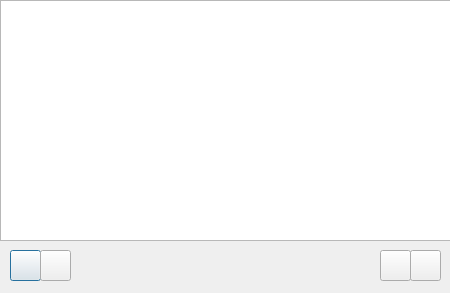
Old version of the form gui/design/reference.ui in the repository nemp1yy/AirportIS_GUI.
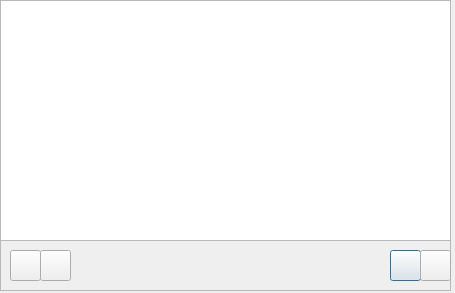
New version of the form. Icons and pictures are not drawn.

```diff
--- a/gui/design/reference.ui
+++ b/gui/design/reference.ui
@@ -9,7 +9,7 @@
    <rect>
     <x>0</x>
     <y>0</y>
-    <width>450</width>
+    <width>455</width>
     <height>293</height>
    </rect>
   </property>
@@ -26,11 +26,32 @@
     </rect>
    </property>
   </widget>
-  <widget class="QPushButton" name="add_button">
+  <widget class="QFrame" name="frame">
    <property name="geometry">
     <rect>
-     <x>10</x>
-     <y>250</y>
+     <x>0</x>
+     <y>240</y>
+     <width>451</width>
+     <height>51</height>
+    </rect>
+   </property>
+   <property name="sizePolicy">
+    <sizepolicy hsizetype="Expanding" vsizetype="Expanding">
+     <horstretch>0</horstretch>
+     <verstretch>0</verstretch>
+    </sizepolicy>
+   </property>
+   <property name="frameShape">
+    <enum>QFrame::StyledPanel</enum>
+   </property>
+   <property name="frameShadow">
+    <enum>QFrame::Raised</enum>
+   </property>
+   <widget class="QPushButton" name="save_button">
+    <property name="geometry">
+     <rect>
+      <x>390</x>
+      <y>10</y>
      <width>31</width>
      <height>31</height>
     </rect>
@@ -40,7 +61,24 @@
    </property>
    <property name="icon">
     <iconset>
-     <normaloff>../icons/add.png</normaloff>../icons/add.png</iconset>
+      <normaloff>../icons/save.png</normaloff>../icons/save.png</iconset>
+    </property>
+   </widget>
+   <widget class="QPushButton" name="update_button">
+    <property name="geometry">
+     <rect>
+      <x>420</x>
+      <y>10</y>
+      <width>31</width>
+      <height>31</height>
+     </rect>
+    </property>
+    <property name="text">
+     <string/>
+    </property>
+    <property name="icon">
+     <iconset>
+      <normaloff>../icons/refresh.png</normaloff>../icons/refresh.png</iconset>
    </property>
    <property name="iconSize">
     <size>
@@ -53,7 +91,7 @@
    <property name="geometry">
     <rect>
      <x>40</x>
-     <y>250</y>
+      <y>10</y>
      <width>31</width>
      <height>31</height>
     </rect>
@@ -72,11 +110,11 @@
     </size>
    </property>
   </widget>
-  <widget class="QPushButton" name="update_button">
+   <widget class="QPushButton" name="add_button">
    <property name="geometry">
     <rect>
-     <x>410</x>
-     <y>250</y>
+      <x>10</x>
+      <y>10</y>
      <width>31</width>
      <height>31</height>
     </rect>
@@ -95,22 +133,6 @@
     </size>
    </property>
   </widget>
-  <widget class="QPushButton" name="save_button">
-   <property name="geometry">
-    <rect>
-     <x>380</x>
-     <y>250</y>
-     <width>31</width>
-     <height>31</height>
-    </rect>
-   </property>
-   <property name="text">
-    <string/>
-   </property>
-   <property name="icon">
-    <iconset>
-     <normaloff>../icons/save.png</normaloff>../icons/save.png</iconset>
-   </property>
   </widget>
  </widget>
  <resources/>
```
Left out of the diff: 2 changed lines with no effect on the pictures. Lines whose indentation alone changed are shown as unchanged.
